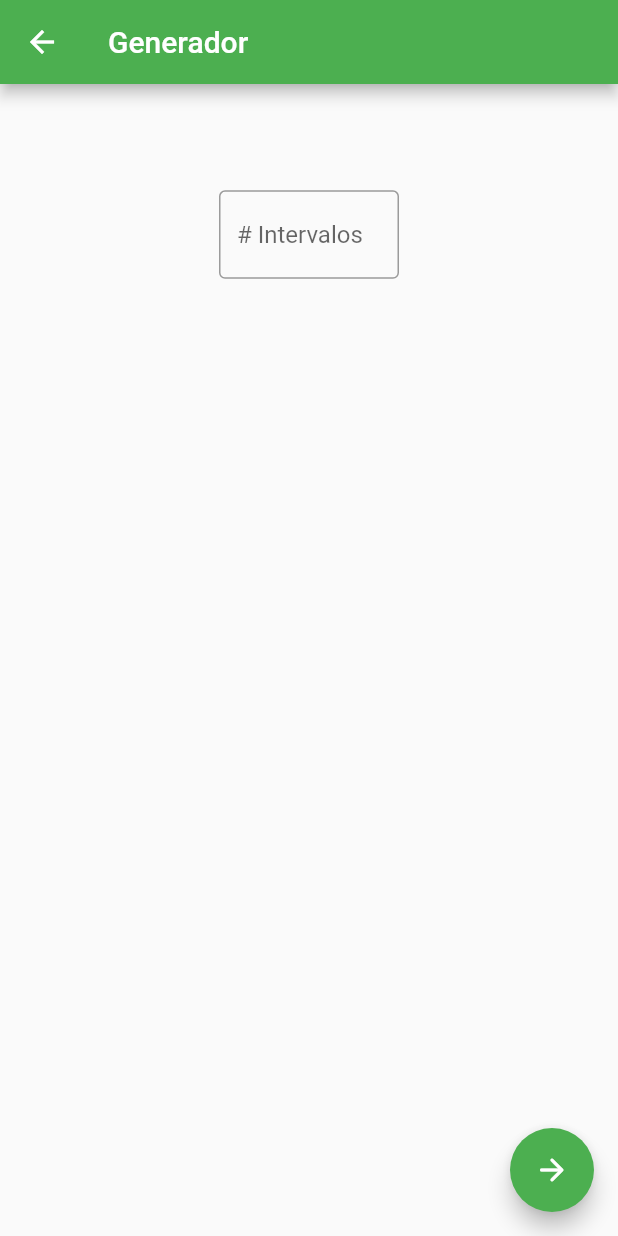
After one commit to Fleesin/random_generator, a Flutter app: the statistics screen opened directly, after a tap on "Prueba de Frecuencias", on a phone screen of 412 x 824 dp. The commit adds this screen. Run offline on Flutter 3.47's test engine with Material 2 defaults, Android fonts, the phone set to English and light mode, and no system bars; missing offline and left inert: excel.

Commit message:
intervals method

```diff
--- /dev/null
+++ b/lib/intervals.dart
@@ -0,0 +1,56 @@
+import 'package:flutter/material.dart';
+import 'package:flutter/services.dart';
+import 'results.dart';
+
+class intervals extends StatelessWidget {
+  final TextEditingController _controller = TextEditingController();
+
+  final int option;
+  intervals(int option_, {super.key, required this.option});
+
+  @override
+  Widget build(BuildContext context) {
+
+    // ignore: no_leading_underscores_for_local_identifiers
+    return Scaffold(
+
+      appBar: AppBar(
+        title: const Text('Generador'),
+      ),
+
+      floatingActionButton: FloatingActionButton(
+        onPressed: () {
+          int interval = int.tryParse(_controller.text) ?? 0;
+          Navigator.push(
+            context,
+            MaterialPageRoute(builder: (context) => results(option:option, interval:interval)), // Navegar a la nueva pantalla
+          );
+        },
+        tooltip: 'Generar',
+        child: const Icon(Icons.arrow_forward_rounded),
+      ),
+      body: Row(
+        mainAxisAlignment: MainAxisAlignment.spaceAround,
+        children: <Widget>[
+          SizedBox(
+            width: 120.0,
+            child: Align(
+              alignment: const Alignment(0.3, -0.8),
+              child: TextField(
+                controller: _controller,
+                keyboardType: TextInputType.number,
+                inputFormatters: <TextInputFormatter>[
+                  FilteringTextInputFormatter.digitsOnly
+                ],
+                decoration: const InputDecoration(
+                  border: OutlineInputBorder(),
+                  hintText: '# Intervalos',
+                ),
+              ),
+            ),
+          ),
+        ],
+      ),
+    );
+  }
+}
```
Also changed, not shown: lib/results.dart (+64 -15 lines), lib/statistics.dart (+19 -17 lines), 1 other file.
